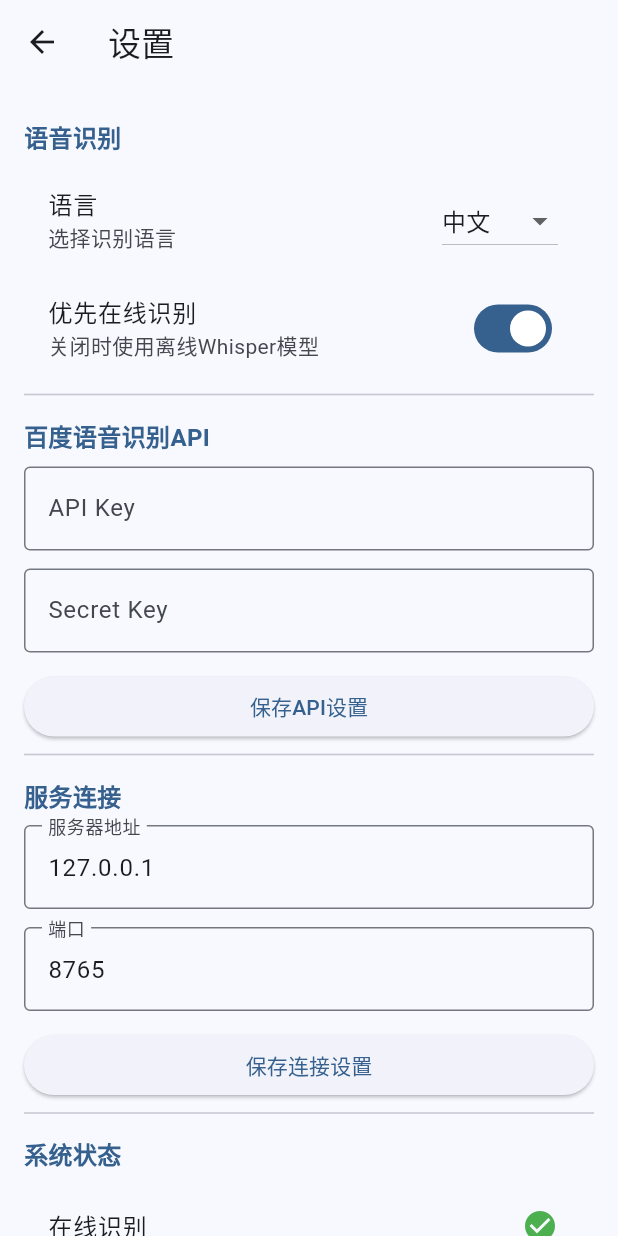
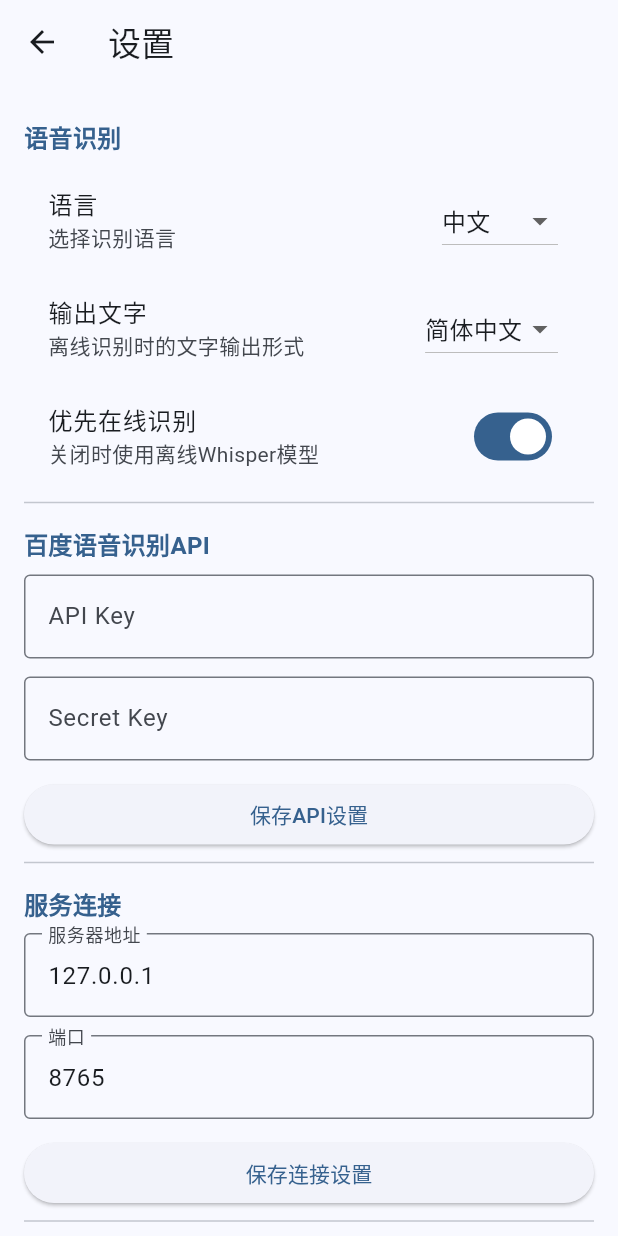
Before and after one commit to Justinian-A/voice-input-method, a Flutter app: the screen it shows after launch, after a tap on the "settings" icon, on a phone screen of 412 x 824 dp. Run offline on Flutter 3.47's test engine with Material 3 defaults, Android fonts, the phone set to English and light mode, and no system bars; network calls fail; Roboto replaces fonts that are missing (Microsoft YaHei).

Commit message:
全面提升语音识别精度和用户体验
- 识别引擎: openai-whisper → faster-whisper (CTranslate2, CPU快2-3倍)
- 离线模型: base → medium int8 (精度提升3-5倍)
- 在线API: 升级百度pro_api高精度模型(dev_pid 80001)，自动回退标准版
- 音频预处理: 新增librosa重采样+高通滤波+noisereduce降噪+峰值归一化
- 麦克风检测: 过滤虚拟设备，子进程隔离PortAudio崩溃，重采样备选
- 识别逻辑: 停顿检测分段，滑动窗口25s，自动增益
- 简繁转换: 改用zhconv后处理，消除initial_prompt回显bug
- VAD: 启用faster-whisper内置语音活动检测，过滤静音
- UI: 文字区始终可见+可滚动+累积拼接，暗色/浅色/系统主题切换
- 设置: 新增输出文字(简/繁)和主题模式选项
- 修复: int16溢出、采样率不匹配、虚拟设备误选等关键bug

```diff
--- a/src/flutter_app/lib/main.dart
+++ b/src/flutter_app/lib/main.dart
@@ -1,19 +1,30 @@
 import 'package:flutter/material.dart';
 import 'pages/home_page.dart';
+import 'services/theme_service.dart';
 
 void main() {
   WidgetsFlutterBinding.ensureInitialized();
   runApp(const YuShengApp());
 }
 
-class YuShengApp extends StatelessWidget {
+class YuShengApp extends StatefulWidget {
   const YuShengApp({super.key});
 
   @override
+  State<YuShengApp> createState() => _YuShengAppState();
+}
+
+class _YuShengAppState extends State<YuShengApp> {
+  final ThemeService _themeService = ThemeService();
+
+  @override
   Widget build(BuildContext context) {
-    return MaterialApp(
+    return ListenableBuilder(
+      listenable: _themeService,
+      builder: (context, _) => MaterialApp(
         title: '语声',
         debugShowCheckedModeBanner: false,
+        themeMode: _themeService.mode,
         theme: ThemeData(
           colorScheme: ColorScheme.fromSeed(
             seedColor: const Color(0xFF2196F3),
@@ -30,7 +41,8 @@ class YuShengApp extends StatelessWidget {
           useMaterial3: true,
           fontFamily: 'Microsoft YaHei',
         ),
-      home: const HomePage(),
+        home: HomePage(themeService: _themeService),
+      ),
     );
   }
 }
--- a/src/flutter_app/lib/pages/home_page.dart
+++ b/src/flutter_app/lib/pages/home_page.dart
@@ -1,11 +1,13 @@
 import 'package:flutter/material.dart';
 import 'package:flutter/services.dart';
 import '../services/voice_service.dart';
+import '../services/theme_service.dart';
 import 'settings_page.dart';
 import 'mic_test_page.dart';
 
 class HomePage extends StatefulWidget {
-  const HomePage({super.key});
+  final ThemeService themeService;
+  const HomePage({super.key, required this.themeService});
 
   @override
   State<HomePage> createState() => _HomePageState();
@@ -15,8 +17,10 @@ class _HomePageState extends State<HomePage>
     with SingleTickerProviderStateMixin {
   final VoiceService _voiceService = VoiceService();
   late AnimationController _pulseController;
+  final ScrollController _scrollController = ScrollController();
   bool _connected = false;
   String _displayedText = '';
+  String _lastRecognized = ''; // 上一次的原始结果，用于去重
 
   @override
   void initState() {
@@ -32,10 +36,29 @@ class _HomePageState extends State<HomePage>
   void _onStateChanged() {
     if (!mounted) return;
     final t = _voiceService.recognizedText;
-    if (t.isNotEmpty) {
+    if (t.isNotEmpty && t != _lastRecognized) {
+      _lastRecognized = t;
+      if (_displayedText.isEmpty) {
         _displayedText = t;
+      } else {
+        // 去重：如果新文本覆盖了旧文本末尾，替换旧内容
+        if (t.contains(_displayedText)) {
+          _displayedText = t;
+        } else {
+          _displayedText = '$_displayedText\n$t';
         }
-    // 不因音量变化重建 —— VoiceService 已不在audio_level时通知
+      }
+      // 自动滚动到底部
+      WidgetsBinding.instance.addPostFrameCallback((_) {
+        if (_scrollController.hasClients) {
+          _scrollController.animateTo(
+            _scrollController.position.maxScrollExtent,
+            duration: const Duration(milliseconds: 200),
+            curve: Curves.easeOut,
+          );
+        }
+      });
+    }
     setState(() {});
   }
 
@@ -50,6 +73,7 @@ class _HomePageState extends State<HomePage>
       _voiceService.stopListening();
     } else {
       _displayedText = '';
+      _lastRecognized = '';
       _voiceService.startListening();
     }
   }
@@ -65,6 +89,8 @@ class _HomePageState extends State<HomePage>
 
   void _clearText() {
     _displayedText = '';
+    _lastRecognized = '';
+    _scrollController.jumpTo(0);
     setState(() {});
   }
 
@@ -122,7 +148,10 @@ class _HomePageState extends State<HomePage>
               Navigator.push(
                 context,
                 MaterialPageRoute(
-                  builder: (_) => SettingsPage(voiceService: _voiceService),
+                  builder: (_) => SettingsPage(
+                    voiceService: _voiceService,
+                    themeService: widget.themeService,
+                  ),
                 ),
               );
             },
@@ -228,57 +257,68 @@ class _HomePageState extends State<HomePage>
               ),
             ],
 
-            const Spacer(),
+            const SizedBox(height: 16),
 
-            // 文字显示区——固定位置，避免条件渲染导致的布局跳动
-            AnimatedSize(
-              duration: const Duration(milliseconds: 200),
+            // 文字显示区——可滚动，占据剩余空间
+            Expanded(
               child: Container(
                 width: double.infinity,
-                margin: const EdgeInsets.symmetric(horizontal: 16),
-                padding: EdgeInsets.all(_displayedText.isNotEmpty ? 16 : 0),
+                margin: const EdgeInsets.symmetric(horizontal: 12),
                 decoration: BoxDecoration(
-                  color: _displayedText.isNotEmpty
-                      ? Theme.of(context)
+                  color: Theme.of(context)
                       .colorScheme
                       .surfaceContainerHighest
-                          .withAlpha(120)
-                      : Colors.transparent,
+                      .withAlpha(120),
                   borderRadius: BorderRadius.circular(12),
+                  border: Border.all(
+                    color: Theme.of(context).colorScheme.outlineVariant.withAlpha(80),
                   ),
-                child: _displayedText.isNotEmpty
-                    ? Column(
-                        mainAxisSize: MainAxisSize.min,
+                ),
+                child: Column(
+                  crossAxisAlignment: CrossAxisAlignment.stretch,
                   children: [
-                          Text(
-                            _displayedText,
-                            style: const TextStyle(fontSize: 18),
-                            textAlign: TextAlign.center,
+                    Expanded(
+                      child: SingleChildScrollView(
+                        controller: _scrollController,
+                        padding: const EdgeInsets.all(16),
+                        child: Text(
+                          _displayedText.isNotEmpty ? _displayedText : '等待语音输入...',
+                          style: TextStyle(
+                            fontSize: 18,
+                            height: 1.6,
+                            color: _displayedText.isNotEmpty
+                                ? Theme.of(context).colorScheme.onSurface
+                                : Theme.of(context).colorScheme.onSurfaceVariant.withAlpha(120),
                           ),
-                          const SizedBox(height: 12),
-                          Row(
+                        ),
+                      ),
+                    ),
+                    const Divider(height: 1),
+                    Padding(
+                      padding: const EdgeInsets.symmetric(vertical: 8, horizontal: 16),
+                      child: Row(
                         mainAxisAlignment: MainAxisAlignment.center,
                         children: [
                           OutlinedButton.icon(
-                                onPressed: _copyText,
+                            onPressed: _displayedText.isNotEmpty ? _copyText : null,
                             icon: const Icon(Icons.copy, size: 16),
                             label: const Text('复制'),
                           ),
                           const SizedBox(width: 12),
                           OutlinedButton.icon(
-                                onPressed: _clearText,
+                            onPressed: _displayedText.isNotEmpty ? _clearText : null,
                             icon: const Icon(Icons.clear, size: 16),
                             label: const Text('清除'),
                           ),
                         ],
                       ),
+                    ),
                   ],
-                      )
-                    : const SizedBox.shrink(),
+                ),
               ),
             ),
 
-            const Spacer(),
+            const SizedBox(height: 12),
 
             Padding(
               padding: const EdgeInsets.all(16),
@@ -300,6 +340,7 @@ class _HomePageState extends State<HomePage>
   void dispose() {
     _voiceService.removeListener(_onStateChanged);
     _pulseController.dispose();
+    _scrollController.dispose();
     super.dispose();
   }
 }
--- a/src/flutter_app/lib/pages/mic_test_page.dart
+++ b/src/flutter_app/lib/pages/mic_test_page.dart
@@ -18,6 +18,11 @@ class _MicTestPageState extends State<MicTestPage> {
   void initState() {
     super.initState();
     widget.voiceService.audioLevelNotifier.addListener(_onLevel);
+    widget.voiceService.addListener(_onServiceChange);
+  }
+
+  void _onServiceChange() {
+    setState(() {}); // 状态变化时刷新UI
   }
 
   void _onLevel() {
@@ -155,6 +160,7 @@ class _MicTestPageState extends State<MicTestPage> {
   @override
   void dispose() {
     widget.voiceService.audioLevelNotifier.removeListener(_onLevel);
+    widget.voiceService.removeListener(_onServiceChange);
     super.dispose();
   }
 }
--- a/src/flutter_app/lib/pages/settings_page.dart
+++ b/src/flutter_app/lib/pages/settings_page.dart
@@ -1,9 +1,11 @@
 import 'package:flutter/material.dart';
 import '../services/voice_service.dart';
+import '../services/theme_service.dart';
 
 class SettingsPage extends StatefulWidget {
   final VoiceService voiceService;
-  const SettingsPage({super.key, required this.voiceService});
+  final ThemeService themeService;
+  const SettingsPage({super.key, required this.voiceService, required this.themeService});
 
   @override
   State<SettingsPage> createState() => _SettingsPageState();
@@ -47,6 +49,22 @@ class _SettingsPageState extends State<SettingsPage> {
                 DropdownMenuItem(value: 'zh-CN', child: Text('中文')),
                 DropdownMenuItem(value: 'en-US', child: Text('English')),
                 DropdownMenuItem(value: 'yue', child: Text('粤语')),
+              ],
+            ),
+          ),
+          ListTile(
+            title: const Text('输出文字'),
+            subtitle: const Text('离线识别时的文字输出形式'),
+            trailing: DropdownButton<String>(
+              value: widget.voiceService.script,
+              onChanged: (val) {
+                if (val != null) {
+                  setState(() => widget.voiceService.setScript(val));
+                }
+              },
+              items: const [
+                DropdownMenuItem(value: 'simplified', child: Text('简体中文')),
+                DropdownMenuItem(value: 'traditional', child: Text('繁體中文')),
               ],
             ),
           ),
@@ -127,6 +145,30 @@ class _SettingsPageState extends State<SettingsPage> {
 
           const Divider(),
 
+          // 主题设置
+          _buildSection('外观'),
+          ListTile(
+            title: const Text('主题模式'),
+            leading: Icon(
+              widget.themeService.mode == ThemeMode.dark
+                  ? Icons.dark_mode
+                  : widget.themeService.mode == ThemeMode.light
+                      ? Icons.light_mode
+                      : Icons.brightness_auto,
+            ),
+            trailing: SegmentedButton<ThemeMode>(
+              segments: const [
+                ButtonSegment(value: ThemeMode.light, label: Text('浅色')),
+                ButtonSegment(value: ThemeMode.system, label: Text('系统')),
+                ButtonSegment(value: ThemeMode.dark, label: Text('深色')),
+              ],
+              selected: {widget.themeService.mode},
+              onSelectionChanged: (vals) => widget.themeService.setMode(vals.first),
+            ),
+          ),
+
+          const Divider(),
+
           // 状态信息
           _buildSection('系统状态'),
           ListTile(
--- /dev/null
+++ b/src/flutter_app/lib/services/theme_service.dart
@@ -0,0 +1,13 @@
+import 'package:flutter/material.dart';
+
+class ThemeService extends ChangeNotifier {
+  ThemeMode _mode = ThemeMode.system;
+
+  ThemeMode get mode => _mode;
+
+  void setMode(ThemeMode mode) {
+    if (_mode == mode) return;
+    _mode = mode;
+    notifyListeners();
+  }
+}
```
Also changed, not shown: src/flutter_app/lib/services/voice_service.dart (+10 -2 lines), 5 other files. Lines whose indentation alone changed are shown as unchanged.
